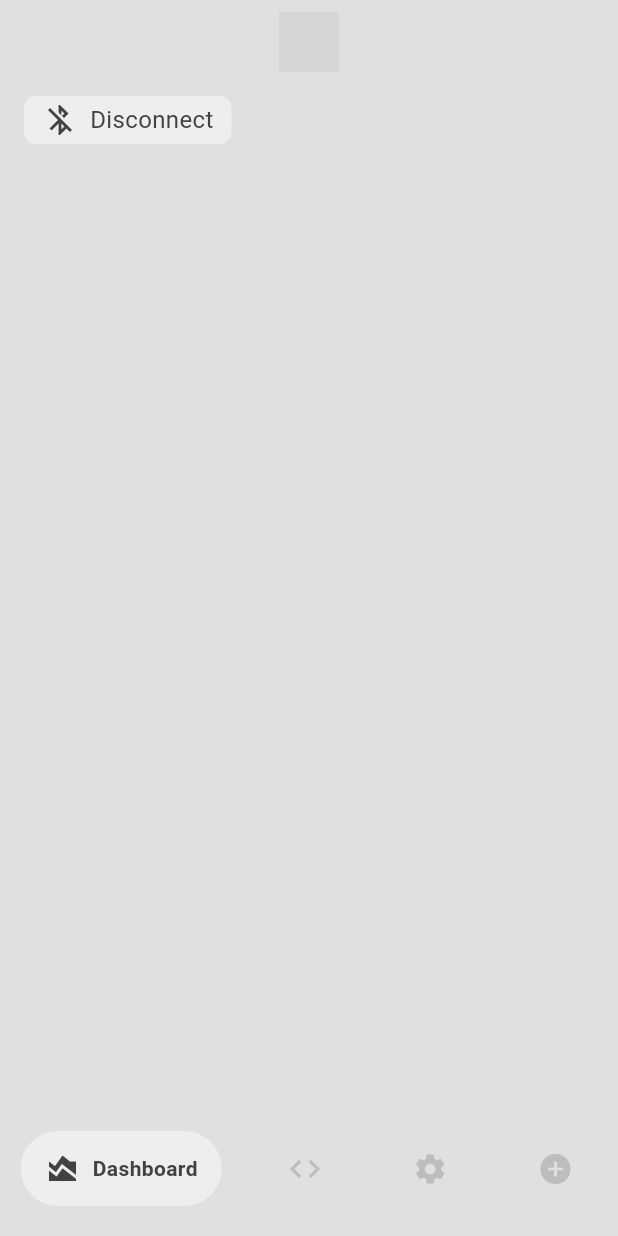
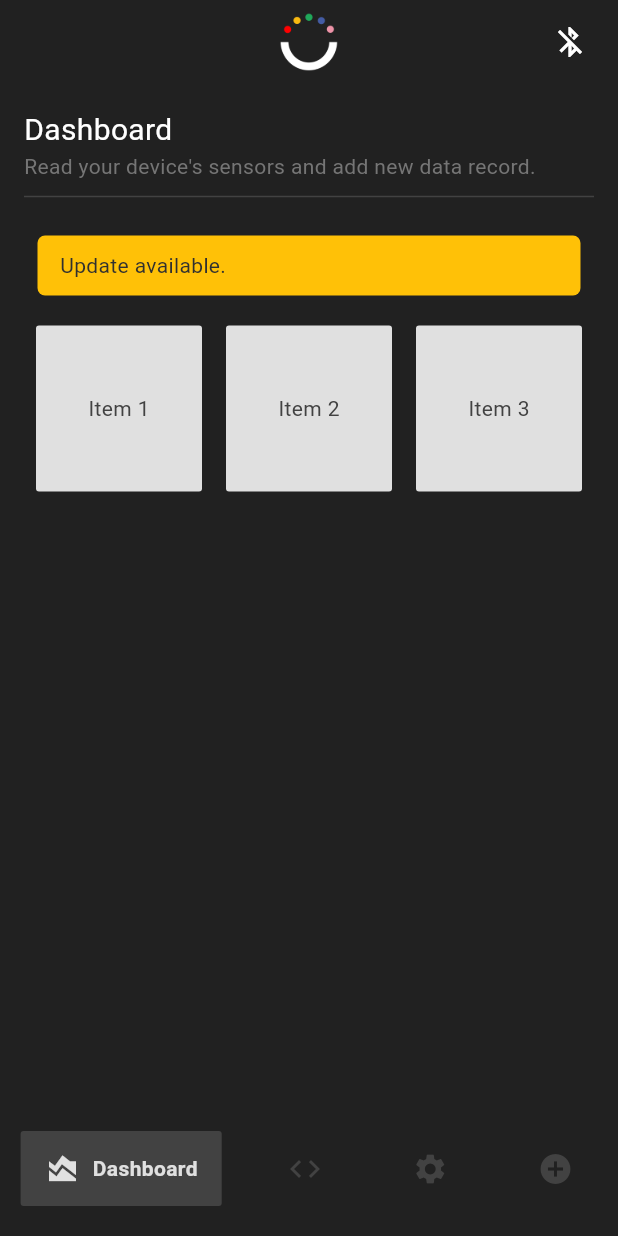
Before and after one commit to piyushagade/eFishXs-Flutter, a Flutter app: the HomePageWidget screen opened directly, on a phone screen of 412 x 824 dp. Run offline on Flutter 3.47's test engine with Material 3 defaults, Android fonts, the light colour scheme and no system bars; drawn by our look-alikes of google_nav_bar; our stand-ins replace flutter_blue, get, permission_handler; missing offline and left inert: dart:ffi; grey boxes are pictures that could not be loaded.

Commit message:
add cancellations of listeners on disconnect.

```diff
--- /dev/null
+++ b/lib/components/heading.dart
@@ -0,0 +1,40 @@
+import 'package:flutter/material.dart';
+
+class HeadingWidget extends StatelessWidget {
+  String heading = "";
+  String subheading = "";
+
+  HeadingWidget({super.key, required this.heading, required this.subheading});
+
+  @override
+  Widget build(BuildContext context) {
+    return Padding(
+      padding: const EdgeInsets.fromLTRB(16, 16, 16, 0),
+      child: Column(
+        crossAxisAlignment: CrossAxisAlignment.start,
+        children: [
+          Text(heading,
+              textAlign: TextAlign.left,
+              style: const TextStyle(
+                fontSize: 20,
+              )),
+          Text(subheading,
+              textAlign: TextAlign.left,
+              style: TextStyle(fontSize: 14, color: Colors.grey[600])),
+          const SizedBox(
+            height: 6,
+          ),
+
+          Padding(
+            padding: const EdgeInsets.symmetric(horizontal: 0, vertical: 0),
+            child: Divider(
+              height: 8,
+              color: Theme.of(context).colorScheme.surface,
+            ),
+          ),
+          SizedBox(height: 12,),
+        ],
+      ),
+    );
+  }
+}
--- a/lib/components/homenavbar.dart
+++ b/lib/components/homenavbar.dart
@@ -14,13 +14,13 @@
         iconSize: 24,
         padding: const EdgeInsets.symmetric(horizontal: 15, vertical: 12),
 
-        color: Theme.of(context).colorScheme.secondary,
+        color: Theme.of(context).colorScheme.surface,
         activeColor: Theme.of(context).colorScheme.inversePrimary,
         tabBorder: Border.all(color: Colors.transparent),
         tabActiveBorder: Border.all(color: Colors.transparent),
         tabBackgroundColor: Theme.of(context).colorScheme.surface,
         mainAxisAlignment: MainAxisAlignment.spaceAround,
-        tabBorderRadius: 36,
+        tabBorderRadius: 2,
         tabs: const [
           GButton(icon: Icons.area_chart, text: "Dashboard",),
           GButton(icon: Icons.code, text: "Monitor",),
--- a/lib/controllers/ble.dart
+++ b/lib/controllers/ble.dart
@@ -1,4 +1,5 @@
 import 'dart:async';
+import 'dart:convert';
 import 'dart:developer';
 import 'dart:ffi';
 
@@ -28,20 +29,24 @@
   List<int> buffer = [];
   late BluetoothCharacteristic? targetcharacteristic;
   late BluetoothService targetservice;
+  late StreamSubscription<List<ScanResult>> subscription;
+  late StreamSubscription<BluetoothDeviceState> statelistener;
+  late StreamSubscription<List<int>> datastreamlistener;
 
-  late Timer timer;
-  late StreamSubscription<List<ScanResult>> subscription;
-
-  List<String> serialdataarray = ["test", "xcv"].obs;
+  RxList<String> serialdataarray = <String>[].obs;
   var lastserialline = "".obs;
-
   bool isScanning = false;
 
   @override
-  void dispose() {
-    // Cancel timer when widget is disposed
-    timer.cancel();
-    super.dispose();
+  void onInit() {
+    print('LOG: BLEController onInit');
+    super.onInit();
+  }
+
+  @override
+  void onReady() {
+    print('LOG: BLEController onReady');
+    super.onReady();
   }
 
   Future<void> scandevices() async {
@@ -63,20 +68,16 @@
 
       isScanning = false;
 
-      // connecteddevice!.disconnect();
       // Listen to scan results
       subscription = ble.scanResults.listen((results) {
-        // Process scan results here
         // print("Found ${results.length} devices");
-
-        for (ScanResult result in results) {
-          // Add the device name to the list
-        }
+        // for (ScanResult result in results) {}
       });
 
       // Stop scanning after 10 seconds
       await Future.delayed(const Duration(seconds: 5));
       await ble.stopScan();
+
       subscription.cancel();
     }
 
@@ -91,12 +92,9 @@
     try {
       await device.connect();
       print("LOG: Device connected");
+
       connecteddevice = device;
       connected = true;
-
-      Future.delayed(const Duration(milliseconds: 100), () {
-        Get.to(const HomePageWidget());
-      });
 
       // Get services
       List<BluetoothService> services = await device.discoverServices();
@@ -109,34 +107,39 @@
         }
       }
 
+      if (targetcharacteristic != null) {
+        print("LOG: Valid GatorByte device detected.");
+        Future.delayed(const Duration(milliseconds: 100), () {
+          Get.to(() => const HomePageWidget());
+        });
+      }
+      else {
+        print("LOG: Not a valid GatorByte device.");
+      }
+
       // Read the value of the target characteristic
       if (targetservice != null && targetcharacteristic != null) {
         listenfordata();
-
-        // readdata();
-        // // Start periodic timer
-        // timer = Timer.periodic(Duration(seconds: 1), (Timer t) {
-        //   readdata();
-        // });
       }
-
-      subscription.cancel();
 
       // Handle disconnections
       Future.delayed(const Duration(seconds: 1), () {
-        device.state.listen((event) {
-          if (event == BluetoothDeviceState.disconnected) {
+        statelistener = device.state.listen((event) {
+          print ("LOG: State: " + event.toString());
+          if (event == BluetoothDeviceState.disconnected || event == BluetoothDeviceState.disconnecting) {
             try {
+              statelistener.cancel();
               subscription.cancel();
+              datastreamlistener.cancel();
               onDisconnect();
+              print("LOG: Device disconnected.");
             }
             catch (e) {
-              print ("LOG: Error");
+              print ("LOGERR: Error disconnecting from device.");
               print (e);
             }
 
-            print("LOG: Device disconnected.");
-            Get.to(const DevicesPage());
+            Get.offAll(DevicesPage());
           }
         });
       });
@@ -153,7 +156,7 @@
       await targetcharacteristic!.setNotifyValue(true);
 
       // Listen for notifications
-      targetcharacteristic!.value.listen((value) {
+      datastreamlistener = targetcharacteristic!.value.listen((value) {
         var data = String.fromCharCodes(value);
         serialdataarray.add(data);
       });
@@ -168,6 +171,7 @@
       print('LOG: Disconnecting from device: ${connecteddevice.name}');
       await connecteddevice.disconnect();
       connected = false;
+
     } catch (e) {
       print('LOG: Error disconnecting from device: $e');
     }
@@ -187,4 +191,15 @@
   }
 
   Stream<List<ScanResult>> get ScanResults => ble.scanResults;
+
+  // Write data to the characteristic
+  Future<void> senddata(String data) async {
+    try {
+      await targetcharacteristic?.write(utf8.encode(data));
+    }
+    catch (e) {
+      print("LOGERR: " + e.toString());
+    }
+    return;
+  }
 }
--- a/lib/pages/dashboard.dart
+++ b/lib/pages/dashboard.dart
@@ -1,3 +1,4 @@
+import 'package:efishxs/components/heading.dart';
 import 'package:efishxs/controllers/ble.dart';
 import 'package:efishxs/pages/devices.dart';
 import 'package:flutter/material.dart';
@@ -12,7 +13,6 @@
 }
 
 class _DashboardWidgetState extends State<DashboardWidget> {
-
   @override
   void initState() {
     super.initState();
@@ -21,61 +21,103 @@
   @override
   Widget build(BuildContext context) {
     print("Showing dashboard");
-    final controller = Get.find<BLEController>(); // Get instance of BLEController
+    // final controller = Get.put(BLEController(
+    //   onDisconnect: () {},
+    // ));
+
+    final controller = Get.find<BLEController>();
 
     return Scaffold(
       backgroundColor: Theme.of(context).colorScheme.background,
-        body:  GetBuilder<BLEController>(
-        init: controller,
-        builder: (BLEController controller) {
-          return Column(
-            crossAxisAlignment: CrossAxisAlignment.start,
+      body: Column(
         children: [
-
-              GestureDetector(
-                onTap: () {
-                  // Handle button tap
-                  controller.disconnectdevice();
-                },
-                child: Padding(
-                  padding:
-                      const EdgeInsets.symmetric(horizontal: 16, vertical: 8),
-                  child: Container(
+          HeadingWidget(
+            heading: "Dashboard",
+            subheading: "Read your device's sensors and add new data record.",
+          ),
+          Container(
             decoration: BoxDecoration(
-                      color: Theme.of(context)
-                          .colorScheme
-                          .surface, // Set background color to blue
-                      borderRadius:
-                          BorderRadius.circular(8), // Set rounded corners
+              color: Colors.amber,
+              borderRadius: BorderRadius.circular(5),
             ),
-                    padding: const EdgeInsets.symmetric(
-                        vertical: 4, horizontal: 12), // Add padding for spacing
-                    child: Row(
-                      mainAxisSize: MainAxisSize
-                          .min, // Allow the row to occupy minimum space
+            padding: const EdgeInsets.symmetric(vertical: 10, horizontal: 15),
+            margin: const EdgeInsets.only(left: 25, right: 25, top: 10),
+            child: const Row(
+              mainAxisAlignment: MainAxisAlignment.spaceBetween,
               children: [
-                        Icon(Icons.bluetooth_disabled,
-                            color: Theme.of(context)
-                                .colorScheme
-                                .inversePrimary), // Refresh icon
-                        const SizedBox(
-                            width: 8), // Add some space between icon and label
                 Text(
-                          "Disconnect",
+                  "Update available.",
                   style: TextStyle(
-                              color:
-                                  Theme.of(context).colorScheme.inversePrimary,
-                              fontSize: 16), // Set label text style
+                    fontWeight: FontWeight.w400,
+                    color: Color.fromARGB(255, 48, 48, 48),
+                  ),
                 ),
               ],
             ),
           ),
+
+
+          Container(
+            margin: const EdgeInsets.symmetric(horizontal: 16, vertical: 12),
+            child: GridView(
+              gridDelegate: const SliverGridDelegateWithFixedCrossAxisCount(crossAxisCount: 3),
+              shrinkWrap: true, // Use shrinkWrap to adapt to the children size
+              physics:
+                  const NeverScrollableScrollPhysics(), // Disable scrolling of the grid
+              children: <Widget>[
+                Container(
+                  margin: const EdgeInsets.all(8),
+                  constraints: const BoxConstraints(maxWidth: 5, maxHeight: 5),
+                  decoration: BoxDecoration(
+                    color: Theme.of(context).colorScheme.inversePrimary,
+                    borderRadius: BorderRadius.circular(2)
                   ),
-              )
-            ]
-          );
-        }
-      )
+                  child: Center(
+                      child: Text(
+                    'Item 1',
+                    style: TextStyle(
+                      color: Theme.of(context).colorScheme.primary,
+                    ),
+                  )),
+                ),
+                Container(
+                  margin: const EdgeInsets.all(8),
+                  constraints: const BoxConstraints(maxWidth: 5, maxHeight: 5),
+                  decoration: BoxDecoration(
+                    color: Theme.of(context).colorScheme.inversePrimary,
+                    borderRadius: BorderRadius.circular(2)
+                  ),
+                  child: Center(
+                      child: Text(
+                    'Item 2',
+                    style: TextStyle(
+                      color: Theme.of(context).colorScheme.primary,
+                    ),
+                  )),
+                ),
+                SizedBox(
+                  width: 5,
+                  height: 5,
+                  child: Container(
+                    margin: const EdgeInsets.all(8),
+                    decoration: BoxDecoration(
+                      color: Theme.of(context).colorScheme.inversePrimary,
+                      borderRadius: BorderRadius.circular(2)
+                    ),
+                    child: Center(
+                        child: Text(
+                      'Item 3',
+                      style: TextStyle(
+                        color: Theme.of(context).colorScheme.primary,
+                      ),
+                    )),
+                  ),
+                ),
+              ],
+            ),
+          ),
+        ],
+      ),
     );
   }
 }
--- a/lib/pages/home.dart
+++ b/lib/pages/home.dart
@@ -1,10 +1,13 @@
 import 'package:efishxs/components/homenavbar.dart';
+import 'package:efishxs/controllers/ble.dart';
 import 'package:efishxs/pages/dashboard.dart';
 import 'package:efishxs/pages/devices.dart';
 import 'package:efishxs/pages/newrecord.dart';
 import 'package:efishxs/pages/serialmonitor.dart';
 import 'package:efishxs/pages/settings.dart';
 import 'package:flutter/material.dart';
+import 'package:flutter/services.dart';
+import 'package:get/get.dart';
 
 class HomePageWidget extends StatefulWidget {
   const HomePageWidget({super.key});
@@ -26,7 +29,15 @@
   final List<Widget> _pages = [const DashboardWidget(), SerialMonitorPage(), const SettingsPage(), const NewRecordPage()];
 
   @override
+  void initState() {
+    super.initState();
+  }
+
+  @override
   Widget build(BuildContext context) {
+    final controller = Get.put(BLEController(
+      onDisconnect: () {},
+    ));
 
     return Scaffold(
       bottomNavigationBar: BottomNavBar(
@@ -40,13 +51,19 @@
         backgroundColor: Colors.transparent,
         leadingWidth: MediaQuery.of(context).size.width, // Set leadingWidth to full width
         leading: Center(
-          child: Image.network(
-            'https://upload.wikimedia.org/wikipedia/commons/a/ab/Apple-logo.png', // Replace with your image URL
-            width: 40, // Adjust the width as needed
-            height: 40, // Adjust the height as needed
-            fit: BoxFit.cover, // Adjust the fit as needed
-          ),
+          child: Image.asset("assets/images/cereal.png", height: 40),
         ),
+        actions: [
+            Padding(
+              padding: const EdgeInsets.fromLTRB(2, 0, 8, 0),
+              child: IconButton(
+                icon: const Icon(Icons.bluetooth_disabled),
+                onPressed: () {
+                  controller.disconnectdevice();
+                },
+              ),
+            ),
+          ],
       ),
       body: _pages[_selectedtabindex],
     );
--- a/lib/pages/intro.dart
+++ b/lib/pages/intro.dart
@@ -10,7 +10,7 @@
     Future.delayed(const Duration(seconds: 1), () {
       Navigator.pushReplacement(
         context,
-        MaterialPageRoute(builder: (context) => const DevicesPage()),
+        MaterialPageRoute(builder: (context) => DevicesPage()),
       );
     });
 
@@ -22,7 +22,7 @@
           children: [
               Padding(
                 padding: const EdgeInsets.all(20.0),
-                child: Image.asset("assets/images/logo.png", height: 150),
+                child: Image.asset("assets/images/cereal.png", height: 150),
               ),
 
               const SizedBox(height: 40),
--- a/lib/theme/theme.dart
+++ b/lib/theme/theme.dart
@@ -8,7 +8,7 @@
     primary: Colors.grey.shade200,
     secondary: Colors.grey.shade400,
     inversePrimary: Colors.grey.shade800,
-    surface: Colors.grey.shade200
+    surface: Colors.grey.shade200,
   ),
 );
 
--- a/lib/theme/themeprovider.dart
+++ b/lib/theme/themeprovider.dart
@@ -2,10 +2,8 @@
 import 'package:efishxs/theme/theme.dart';
 
 class ThemeProvider with ChangeNotifier {
-  ThemeData _themeData = lightmode;
-
+  ThemeData _themeData = darkmode;
   ThemeData get themeData => _themeData;
-
   bool get isdarkmode => _themeData == darkmode;
 
   set themeData (ThemeData themeData) {
--- a/pubspec.yaml
+++ b/pubspec.yaml
@@ -1,5 +1,5 @@
 name: efishxs
-description: "A new Flutter project."
+description: "Dashboard application for BLE communication with embedded devices."
 # The following line prevents the package from being accidentally published to
 # pub.dev using `flutter pub publish`. This is preferred for private packages.
 publish_to: 'none' # Remove this line if you wish to publish to pub.dev
@@ -35,9 +35,6 @@
   # The following adds the Cupertino Icons font to your application.
   # Use with the CupertinoIcons class for iOS style icons.
   cupertino_icons: ^1.0.2
-  isar: ^3.1.0+1
-  isar_flutter_libs: ^3.1.0+1
-  path_provider: ^2.1.2
   provider: ^6.1.1
   google_fonts: ^6.1.0
   google_nav_bar: ^5.0.6
@@ -45,7 +42,6 @@
   get: ^4.6.6
   permission_handler: ^11.2.1
   shared_preferences: ^2.0.0
-  modal_bottom_sheet: ^2.1.2
 
 dev_dependencies:
   flutter_test:
```
Also changed, not shown: lib/components/button.dart (+24 -7 lines), lib/pages/devices.dart (+56 -75 lines), lib/pages/newrecord.dart (+15 -32 lines), lib/pages/serialmonitor.dart (+23 -6 lines), lib/pages/settings.dart (+10 -1 lines), assets/images/applelogo.png (renamed from assets/images/logo.png), assets/images/cereal-text.png (added), assets/images/cereal.png (added), pubspec.lock, 6 other files. Lines whose indentation alone changed are shown as unchanged.
